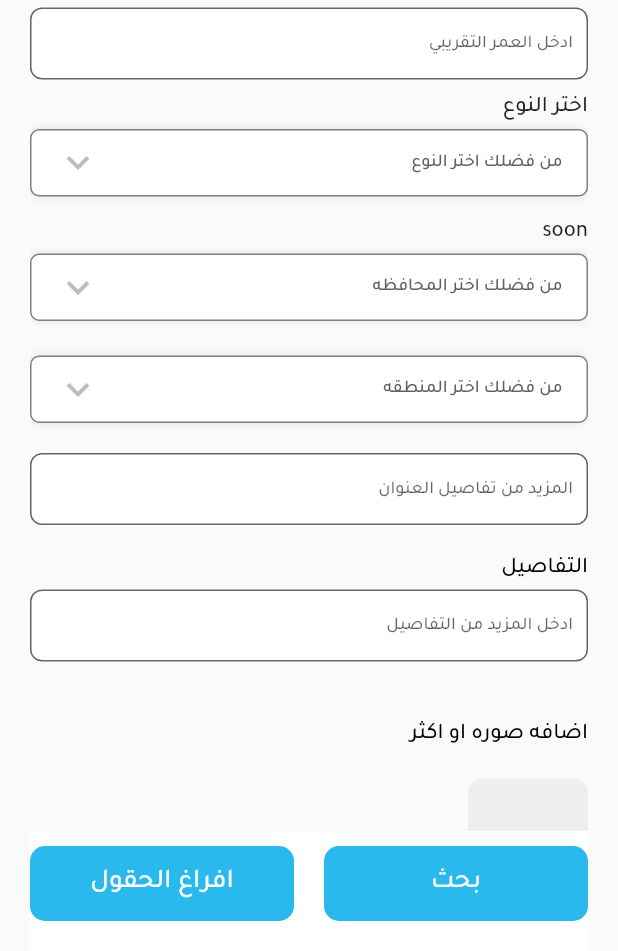
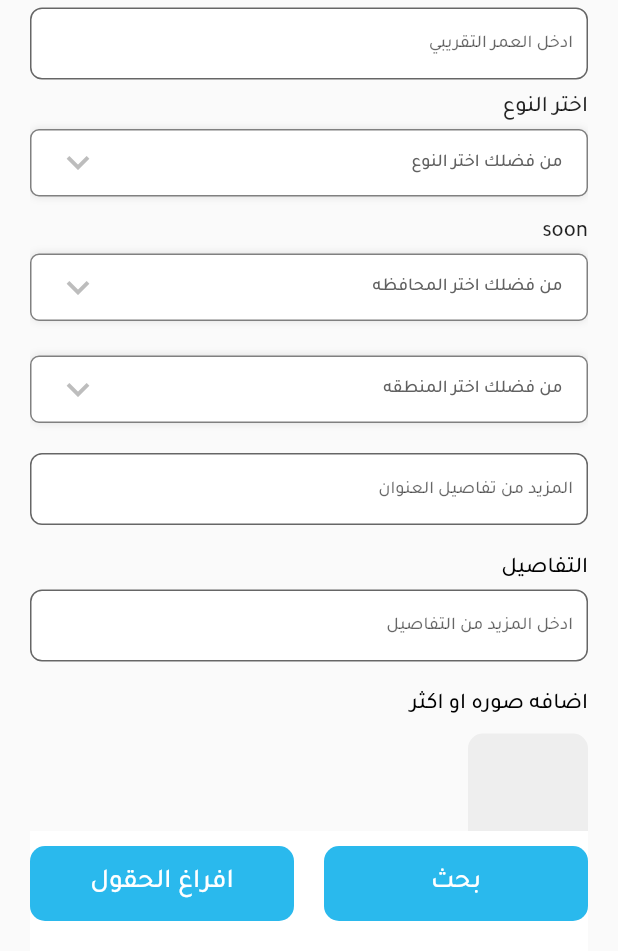
Before and after one commit to Mostafa-Osman/lost_app, a Flutter app: the CreatePostScreen screen opened by its route, on a phone screen of 412 x 824 dp, the part 285-1236 px from its top. Run offline on Flutter 3.47's test engine with Material 2 defaults, Android fonts, the phone set to English and light mode, and no system bars; our stand-ins replace bloc, dio, firebase_auth, firebase_core, flutter_bloc, flutter_svg and 10 more; accounts and stored records are empty.

Commit message:
finish create post

```diff
--- a/lib/authentication/data/repository/authentication_repository.dart
+++ b/lib/authentication/data/repository/authentication_repository.dart
@@ -39,10 +39,10 @@ class AuthenticationRepository {
   Future<void>? verifyOTP({
     Function(FirebaseAuthException e)? callError,
    required String smsCode,
-   required String verificationIdSent,
+    required String verificationIdSent,
   }) async {
     return registerWebService.verifyOtp(
-      verificationId: verificationIdSent,
+     verificationId: verificationIdSent,
       callError: callError,
       smsCode: smsCode,
     );
--- a/lib/authentication/data/web_services/authentication_web_service.dart
+++ b/lib/authentication/data/web_services/authentication_web_service.dart
@@ -7,7 +7,6 @@ import 'package:lost_app/shared/components/constant.dart';
 
 class AuthenticationWebService {
   FirebaseAuth auth = FirebaseAuth.instance;
-  // String verificationIdSent = '';
 
   Future<void> initFirebase({
     Function(String? type)? callSignUpSuccess,
@@ -40,7 +39,7 @@ class AuthenticationWebService {
   }) async {
     log('+2$mobile');
     try {
-      log('we will send otp code to this number ${'+972${mobile!}'}');
+      log('we will send otp code to this number ${'+2${mobile!}'}');
       await auth.verifyPhoneNumber(
         phoneNumber: '+2$mobile',
         // ignore: prefer_const_constructors
@@ -55,13 +54,13 @@ class AuthenticationWebService {
         },
         codeSent: (String verificationId, int? resendToken) {
           log("Auth:Verification code successfully sent");
-          // verificationIdSent = verificationId;
           callSend!.call(verificationId);
 
           log('verificationId id $verificationId');
         },
         codeAutoRetrievalTimeout: (String verificationId) {
           codeAutoRetrievalTimeout!.call(verificationId);
+
           log("Auth:codeAutoRetrievalTimeout");
         },
       );
--- a/lib/authentication/presentation/otp/otp_cubit/otp_cubit.dart
+++ b/lib/authentication/presentation/otp/otp_cubit/otp_cubit.dart
@@ -81,7 +81,7 @@ class OtpCubit extends Cubit<OtpStates> {
 
     log('autoRetrivalTimeOut with id .... id ');
     verificationId =id;
-    // emit(OtpShowSnakeBar("send-code-successfully"));
+   emit(OtpShowSnakeBar("send-code-successfully"));
   }
 
 
@@ -140,7 +140,7 @@ class OtpCubit extends Cubit<OtpStates> {
   final registerPhoneControl = TextEditingController();
   final registerPasswordControl = TextEditingController();
   final registerConfirmPasswordControl = TextEditingController();
-  late ResetPasswordModel phoneIsFound ;
+  late bool phoneIsFound ;
 
 
   Future<void> register() async {
@@ -167,11 +167,12 @@ class OtpCubit extends Cubit<OtpStates> {
   Future<void> verifyPhoneNumber({required String phoneNumber}) async {
     emit(VerifyPhoneIsFoundLoading());
     try {
-      phoneIsFound = await registerRepository.verifyPhoneNumber(
+      final data = await registerRepository.verifyPhoneNumber(
         phone: phoneNumber,
       )  ;
+      phoneIsFound=data.data.isRegistered;
       log(phoneIsFound.toString());
-      emit(VerifyPhoneIsFoundSuccess(phoneIsFound.message));
+      emit(VerifyPhoneIsFoundSuccess(data.message));
     } catch (e, s) {
       log(e.toString(), stackTrace: s);
       emit(VerifyPhoneIsFoundError(e.toString()));
--- a/lib/post/create_post/screen/create_post.dart
+++ b/lib/post/create_post/screen/create_post.dart
@@ -71,15 +71,14 @@ class CreatePostScreen extends StatelessWidget {
                       roundedRectangleBorder: 8.0,
                       hintStyle: const TextStyle(fontSize: 12),
                     ),
-                    const SizedBox(height: 40.0),
+                    const SizedBox(height: 20.0),
+                      const TextClass(
+                          textAlign: TextAlign.start,
+                          text: 'اضافه صوره او اكثر',
+                          fontSize: 15,
 
-                    const TextClass(
-                        textAlign: TextAlign.start,
-                        text: 'اضافه صوره او اكثر',
-                        fontSize: 15,
-
-                    ),
-                    const SizedBox(height: 20.0),
+                      ),
+                      const SizedBox(height: 10.0),
 
                     UploadPictures(),
                     const SizedBox(height: 100.0),
--- a/lib/post/create_post/screen/post_type.dart
+++ b/lib/post/create_post/screen/post_type.dart
@@ -34,14 +34,14 @@ class PostTypeScreen extends StatelessWidget {
               color: white,
               child: Column(
                 children: const [
-                  CardPostPage(
+                    CardPostPage(
                     image: 'assets/images/welcome_1.svg',
                     text: 'ابحث عن احد المفقودين',
                     size: 250,
                     optionText: 'مكان الفقدان',
                   ),
-                  SizedBox(height: 20),
-                  CardPostPage(
+                    SizedBox(height: 20),
+                    CardPostPage(
                     image: 'assets/images/lost_post.svg',
                     text: 'وجدت احد المفقودين',
                     size: 200,
--- a/lib/post/create_post/widgets/bottom_nav_bar.dart
+++ b/lib/post/create_post/widgets/bottom_nav_bar.dart
@@ -30,7 +30,7 @@ class BottomNavBar extends StatelessWidget {
                     if (addPersonDataCubit.getErrorMessage() == 'done') {
                       //todo mansour will change null and sent request to server with new data
                       if (isUpdatePost) {
-                        return null;
+                        return;
                       } else {
                         //todo navigate to scanScreen when khedr finish
                         //  navigateTo(context, RouteConstant.scanDataRoute);
--- a/lib/post/create_post/widgets/delete_photo_dialog.dart
+++ b/lib/post/create_post/widgets/delete_photo_dialog.dart
@@ -58,7 +58,7 @@ class DeletePhotoDialog extends StatelessWidget {
               textColor: mainColor,
               onPressed: () {
                 addPersonDataCubit.deletePhoto(
-                  index: index - 1,
+                  index: index ,
                 );
                 Navigator.pop(context);
               },
--- a/lib/post/create_post/widgets/display_photo_dialog.dart
+++ b/lib/post/create_post/widgets/display_photo_dialog.dart
@@ -14,7 +14,7 @@ class DisplayPhotoDialog extends StatelessWidget {
     return SizedBox(
       child: Image.file(
         File(
-          createPostCubit.images[index - 1].path,
+          createPostCubit.images[index].path,
         ),
         fit: BoxFit.cover,
       ),
--- a/lib/post/create_post/widgets/upload_pictures.dart
+++ b/lib/post/create_post/widgets/upload_pictures.dart
@@ -3,6 +3,7 @@ import 'dart:io';
 
 import 'package:flutter/material.dart';
 import 'package:flutter_bloc/flutter_bloc.dart';
+import 'package:flutter_svg/flutter_svg.dart';
 import 'package:lost_app/post/create_post/widgets/add_photo_dialog.dart';
 import 'package:lost_app/post/create_post/widgets/delete_photo_dialog.dart';
 import 'package:lost_app/post/create_post/widgets/display_photo_dialog.dart';
@@ -11,28 +12,19 @@ import 'package:lost_app/post/create_post_cubit/create_post_cubit.dart';
 class UploadPictures extends StatelessWidget {
   @override
   Widget build(BuildContext context) {
-   final createPostCubit=BlocProvider.of<CreatePostCubit>(context);
+    final createPostCubit = BlocProvider.of<CreatePostCubit>(context);
     return BlocBuilder<CreatePostCubit, CreatePostStates>(
       builder: (context, state) {
-        return SizedBox(
-          height: 150,
-          width: double.infinity,
-          child: ListView.separated(
-            scrollDirection: Axis.horizontal,
-            shrinkWrap: true,
-            itemCount:createPostCubit.images.length + 1,
-            itemBuilder: (context, index) {
-              log(createPostCubit.images.length.toString());
-              return index == 0
-                  ? InkWell(
+        return Row(
+          children: [
+            InkWell(
               onTap: () => showDialog(
                 context: context,
-                        builder: (BuildContext context) =>
-                            const AddPhotoDialog(),
+                builder: (BuildContext context) => const AddPhotoDialog(),
               ),
               child: Container(
                 width: 80,
-                        height: 20.0,
+                height: 150.0,
                 decoration: BoxDecoration(
                   color: Colors.grey[200],
                   borderRadius: const BorderRadius.all(
@@ -45,9 +37,25 @@ class UploadPictures extends StatelessWidget {
                   color: Colors.grey[600],
                 ),
               ),
-                    )
-                  : SizedBox(
-                      width: 80,
+            ),
+            const SizedBox(width: 10.0),
+            SizedBox(
+              width: MediaQuery.of(context).size.width - 130,
+              height: 150.0,
+              child: ListView.separated(
+                scrollDirection: Axis.horizontal,
+                itemCount: createPostCubit.images.length,
+                itemBuilder: (context, index) {
+                  log(createPostCubit.images.length.toString());
+                  return InkWell(
+                    onTap: () {
+                      showDialog(
+                        context: context,
+                        builder: (BuildContext context) {
+                          return DisplayPhotoDialog(index: index);
+                        },
+                      );
+                    },
                     child: Column(
                       children: [
                         Container(
@@ -70,12 +78,22 @@ class UploadPictures extends StatelessWidget {
                               },
                             );
                           },
-                            child: SizedBox(
+                          child:
+                              // SizedBox(
+                              //  height: 100.0,
+                              //   width: 80,
+                              //                 child:  SvgPicture.asset(
+                              //                   'assets/images/logo.svg',
+                              //                   fit: BoxFit.cover,
+                              //                 ),
+                              //               ),
+
+                              SizedBox(
                             height: 100.0,
                             width: 80,
                             child: Image.file(
                               File(
-                                  createPostCubit.images[index - 1].path,
+                                createPostCubit.images[index].path,
                               ),
                               fit: BoxFit.cover,
                             ),
@@ -115,6 +133,8 @@ class UploadPictures extends StatelessWidget {
                   return const SizedBox(width: 10.0);
                 },
               ),
+            ),
+          ],
         );
       },
     );
--- a/lib/presentations/route/router.dart
+++ b/lib/presentations/route/router.dart
@@ -107,10 +107,7 @@ class AppRouter {
         return MaterialPageRoute(
           settings: settings,
           builder: (_) {
-            return BlocProvider(
-              create: (context) => CreatePostCubit(createPostRepository),
-              child: CreatePostScreen(),
-            );
+            return CreatePostScreen();
           },
         );
 
```
Also changed, not shown: lib/authentication/presentation/forget_password/screen/enter_phone_number.dart (+19 -19 lines), lib/authentication/presentation/otp/screen/otp_screen.dart (+6 -32 lines), lib/authentication/presentation/register/widgets/submit_button.dart (+6 -20 lines), lib/post/create_post_cubit/create_post_cubit.dart (+29 -35 lines), lib/profile/screen/profile.dart (+7 -11 lines), pubspec.lock, 1 other file. Lines whose indentation alone changed are shown as unchanged.
